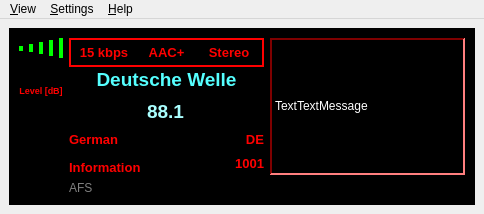
The window that dream/src/GUI-QT/DRMMainWindow.ui (mmjee/dream-patched) describes before a commit, drawn with Qt 5.
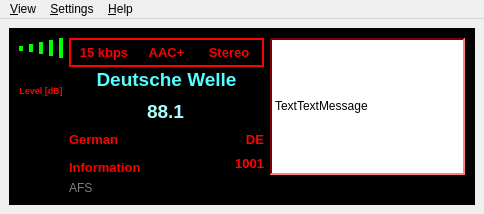
The same window after the commit. Icons and pictures are not drawn. Custom widgets are drawn as their Qt base class.

What changed in the file:
```diff
--- a/dream/src/GUI-QT/DRMMainWindow.ui
+++ b/dream/src/GUI-QT/DRMMainWindow.ui
@@ -4346,9 +4346,9 @@
             <colorrole role="WindowText">
              <brush brushstyle="SolidPattern">
               <color alpha="255">
-               <red>255</red>
-               <green>255</green>
-               <blue>255</blue>
+               <red>0</red>
+               <green>0</green>
+               <blue>0</blue>
               </color>
              </brush>
             </colorrole>
@@ -4436,9 +4436,9 @@
             <colorrole role="Window">
              <brush brushstyle="SolidPattern">
               <color alpha="255">
-               <red>0</red>
-               <green>0</green>
-               <blue>0</blue>
+               <red>255</red>
+               <green>255</green>
+               <blue>255</blue>
               </color>
              </brush>
             </colorrole>
@@ -4474,9 +4474,9 @@
             <colorrole role="WindowText">
              <brush brushstyle="SolidPattern">
               <color alpha="255">
-               <red>255</red>
-               <green>255</green>
-               <blue>255</blue>
+               <red>0</red>
+               <green>0</green>
+               <blue>0</blue>
               </color>
              </brush>
             </colorrole>
@@ -4564,9 +4564,9 @@
             <colorrole role="Window">
              <brush brushstyle="SolidPattern">
               <color alpha="255">
-               <red>0</red>
-               <green>0</green>
-               <blue>0</blue>
+               <red>255</red>
+               <green>255</green>
+               <blue>255</blue>
               </color>
              </brush>
             </colorrole>
@@ -4683,18 +4683,18 @@
             <colorrole role="Base">
              <brush brushstyle="SolidPattern">
               <color alpha="255">
-               <red>0</red>
-               <green>0</green>
-               <blue>0</blue>
+               <red>255</red>
+               <green>255</green>
+               <blue>255</blue>
               </color>
              </brush>
             </colorrole>
             <colorrole role="Window">
              <brush brushstyle="SolidPattern">
               <color alpha="255">
-               <red>0</red>
-               <green>0</green>
-               <blue>0</blue>
+               <red>255</red>
+               <green>255</green>
+               <blue>255</blue>
               </color>
              </brush>
             </colorrole>
```
Left out of the diff: 24 changed lines with no effect on the pictures.
